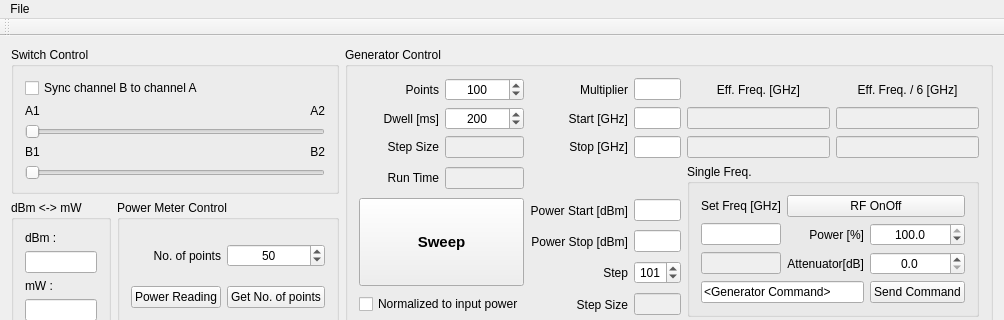
Old version of the form mainwindow.ui in the repository TripletESR/DNP100GHz; both pictures show x 0 to 1004 and y 0 to 320 of the 1004 by 702 pixel window.
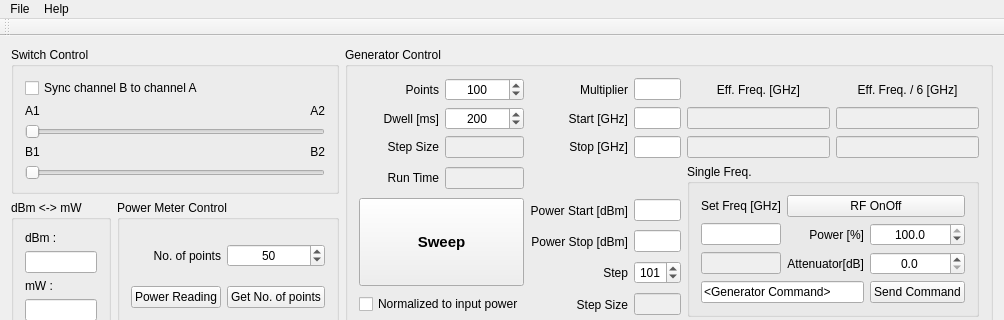
New version of the form. Custom widgets are drawn as their Qt base class.

Commit message: added help page, change HMC-T220 serial number

Diff of the .ui file:
```diff
--- a/mainwindow.ui
+++ b/mainwindow.ui
@@ -685,7 +685,14 @@
     <addaction name="actionSave_plot"/>
     <addaction name="actionSave_2_D_plot"/>
    </widget>
+   <widget class="QMenu" name="menuHelp">
+    <property name="title">
+     <string>Help</string>
+    </property>
+    <addaction name="actionHelp_Page"/>
+   </widget>
    <addaction name="menuFile"/>
+   <addaction name="menuHelp"/>
   </widget>
   <widget class="QToolBar" name="mainToolBar">
    <attribute name="toolBarArea">
```
Left out of the diff: 5 changed lines with no effect on the pictures. The commit also changes 5 other files.
